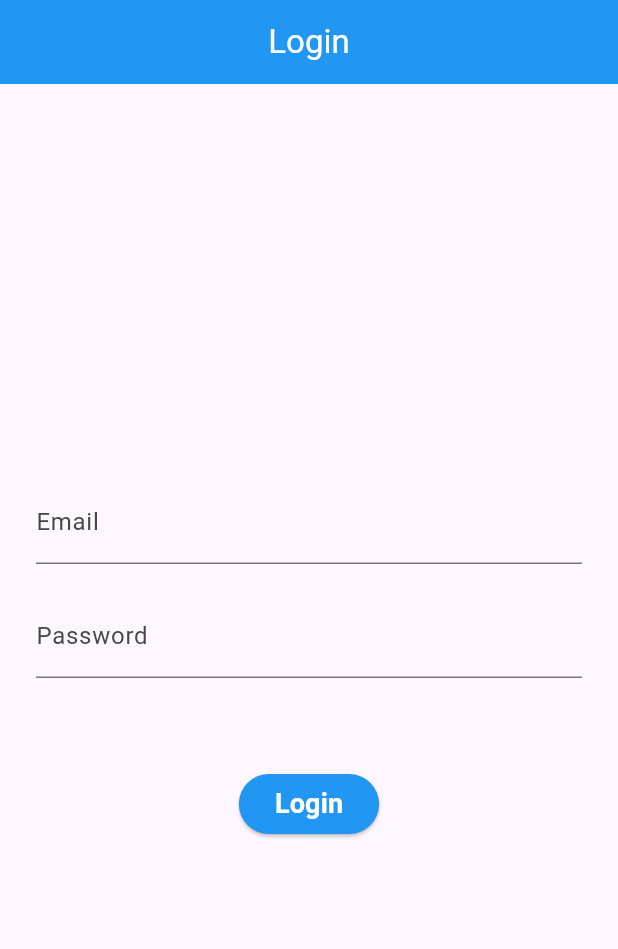
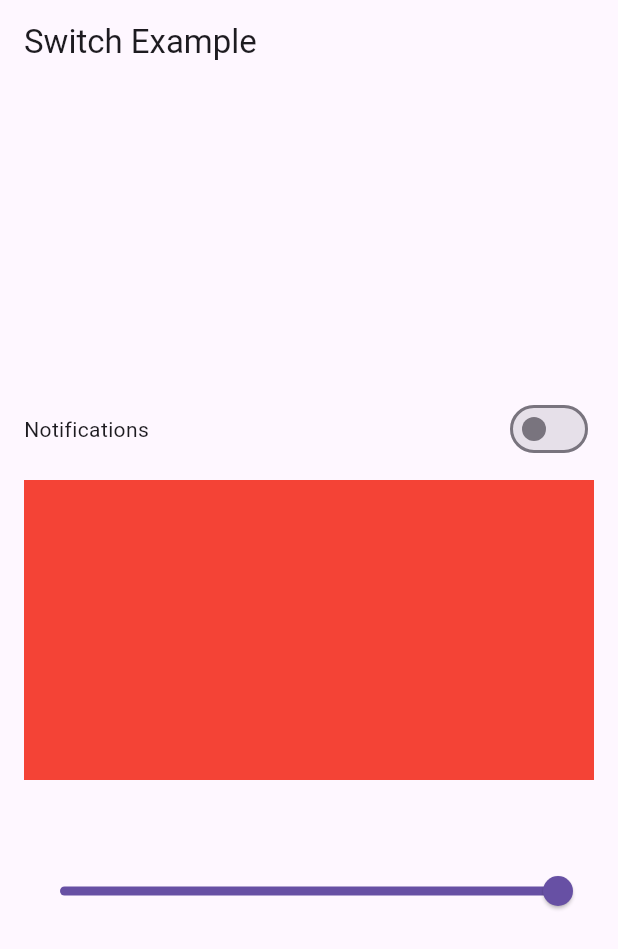
Before and after one commit to rahat-hub/flutter_bloc_test_app, a Flutter app: the screen it shows after launch, on a phone screen of 412 x 824 dp. Shown: the top 949 px of the screen. Run offline on Flutter 3.47's test engine with Material 3 defaults, Android fonts, the light colour scheme and no system bars; our stand-ins replace bloc, dio, equatable, flutter_bloc, get_it.

Commit message:
Implement switch and slider example feature and update iOS deployment target
- Implement `SwitchBloc`, `SwitchEvent`, and `SwitchStates` using `Equatable` to manage toggle switch and slider state.
- Create `SwitchExampleScreen` with controls for toggling notifications and adjusting container opacity via a slider.
- Update `main.dart` to provide `SwitchBloc` and set `SwitchExampleScreen` as the initial screen.
- Exclude build and platform folders from analysis in `analysis_options.yaml`.
- Update minimum iOS deployment target to 15.0 in Xcode project settings.

```diff
--- a/analysis_options.yaml
+++ b/analysis_options.yaml
@@ -7,6 +7,13 @@
 
 # The following line activates a set of recommended lints for Flutter apps,
 # packages, and plugins designed to encourage good coding practices.
+analyzer:
+  exclude:
+    - build/**
+    - android/**
+    - ios/**
+    - web/**
+    - macos/**
 include: package:flutter_lints/flutter.yaml
 
 linter:
--- /dev/null
+++ b/lib/bloc/switch_example/switch_bloc.dart
@@ -0,0 +1,22 @@
+
+
+import 'package:bloc/bloc.dart';
+import 'package:flutter_bloc_test_app/bloc/switch_example/switch_event.dart';
+import 'package:flutter_bloc_test_app/bloc/switch_example/switch_states.dart';
+
+class SwitchBloc extends Bloc<SwitchEvent, SwitchStates>{
+
+  SwitchBloc() : super(SwitchStates()) {
+    on<EnableAndDisableNotification>(_enableAndDisableNotification);
+    on<SliderEvents>(_sliderEvents);
+  }
+
+  void _enableAndDisableNotification(EnableAndDisableNotification events, Emitter<SwitchStates> emit) {
+    emit(state.copyWith(isSwitch: !state.isSwitch));
+  }
+
+  void _sliderEvents(SliderEvents events, Emitter<SwitchStates> emit) {
+    emit(state.copyWith(sliderValue: events.slider));
+  }
+
+}
--- /dev/null
+++ b/lib/bloc/switch_example/switch_event.dart
@@ -0,0 +1,16 @@
+
+
+abstract class SwitchEvent {
+  SwitchEvent();
+  List<Object?> get props => [];
+}
+
+class EnableAndDisableNotification extends SwitchEvent {}
+
+class SliderEvents extends SwitchEvent {
+  double slider;
+  SliderEvents({required this.slider});
+
+  @override
+  List<Object?> get props => [slider];
+}
--- /dev/null
+++ b/lib/bloc/switch_example/switch_states.dart
@@ -0,0 +1,16 @@
+
+import 'package:equatable/equatable.dart';
+
+class SwitchStates extends Equatable {
+  final bool isSwitch;
+  final double sliderValue;
+  const SwitchStates({this.isSwitch = false, this.sliderValue = 1.0});
+
+  SwitchStates copyWith({bool? isSwitch, double? sliderValue}) => SwitchStates(
+    isSwitch: isSwitch ?? this.isSwitch,
+    sliderValue: sliderValue ?? this.sliderValue,
+  );
+
+  @override
+  List<Object?> get props => [isSwitch, sliderValue];
+}
--- a/lib/main.dart
+++ b/lib/main.dart
@@ -1,12 +1,14 @@
 import 'package:flutter/material.dart';
 import 'package:flutter_bloc/flutter_bloc.dart';
+import 'package:flutter_bloc_test_app/bloc/switch_example/switch_bloc.dart';
 // import 'package:flutter_bloc/flutter_bloc.dart';
 // import 'package:flutter_bloc_test_app/features/auth/login/cubit/login_cubit.dart';
 // import 'package:flutter_bloc_test_app/features/auth/login/view/login_view.dart';
 // import 'package:flutter_bloc_test_app/features/test_count_module/screen/home_screen_text.dart';
-import 'package:flutter_bloc_test_app/screen/login/login_screen.dart';
+// import 'package:flutter_bloc_test_app/screen/login/login_screen.dart';
 
 import 'package:flutter_bloc_test_app/bloc/login/login_bloc.dart';
+import 'package:flutter_bloc_test_app/screen/switch_example/switch_example_screen.dart';
 
 import 'data/services/get_it_services.dart';
 
@@ -48,10 +50,14 @@ class MyApp extends StatelessWidget {
     return MultiBlocProvider(
       providers: [
         BlocProvider(create: (context) => LoginBloc()),
+        BlocProvider(create: (context) => SwitchBloc()),
       ],
-      child: MaterialApp(
-        debugShowCheckedModeBanner: false,
-        home: LoginScreen(),
+      child: BlocProvider(
+        create: (_) => SwitchBloc(),
+        child: MaterialApp(
+          debugShowCheckedModeBanner: false,
+          home: SwitchExampleScreen(),
+        ),
       ),
     );
   }
--- /dev/null
+++ b/lib/screen/switch_example/switch_example_screen.dart
@@ -0,0 +1,66 @@
+
+import 'package:flutter/material.dart';
+import 'package:flutter_bloc/flutter_bloc.dart';
+
+import '../../bloc/switch_example/switch_bloc.dart';
+import '../../bloc/switch_example/switch_event.dart';
+import '../../bloc/switch_example/switch_states.dart';
+
+class SwitchExampleScreen extends StatelessWidget {
+  const SwitchExampleScreen({super.key});
+
+  @override
+  Widget build(BuildContext context) {
+    return Scaffold(
+      appBar: AppBar(title: Text('Switch Example')),
+      body: Padding(
+        padding: const EdgeInsets.all(16.0),
+        child: Column(
+          crossAxisAlignment: CrossAxisAlignment.center,
+          mainAxisAlignment: MainAxisAlignment.center,
+          spacing: 10,
+          children: [
+            Row(
+              mainAxisAlignment: MainAxisAlignment.spaceBetween,
+              children: [
+                Text('Notifications'),
+                BlocBuilder<SwitchBloc, SwitchStates>(
+                    buildWhen: (previous, current) => previous.isSwitch != current.isSwitch,
+                    builder: (BuildContext context, SwitchStates state) {
+                      print("***");
+                  return Switch(value: state.isSwitch, onChanged: (value) {
+                    context.read<SwitchBloc>().add(EnableAndDisableNotification());
+                  });
+                })
+              ],
+            ),
+
+            BlocBuilder<SwitchBloc, SwitchStates>(
+                buildWhen: (previous, current) => previous.sliderValue != current.sliderValue,
+                builder: (BuildContext context, SwitchStates state) {
+                  print("@@@");
+              return Container(
+                height: 200,
+                color: Colors.red.withValues(alpha: state.sliderValue),
+              );
+            }),
+
+            const SizedBox(height: 30),
+
+            BlocBuilder<SwitchBloc, SwitchStates>(
+                buildWhen: (previous, current) => previous.sliderValue != current.sliderValue,
+                builder: (BuildContext context, SwitchStates state) {
+                  print("&&&");
+              return Slider(value: state.sliderValue, onChanged: (value){
+                context.read<SwitchBloc>().add(SliderEvents(slider: value));
+              });
+            })
+
+
+
+          ],
+        ),
+      ),
+    );
+  }
+}
```
Also changed, not shown: lib/data/services/api_service.dart (line endings or trailing spaces), pubspec.lock, 1 other file.
